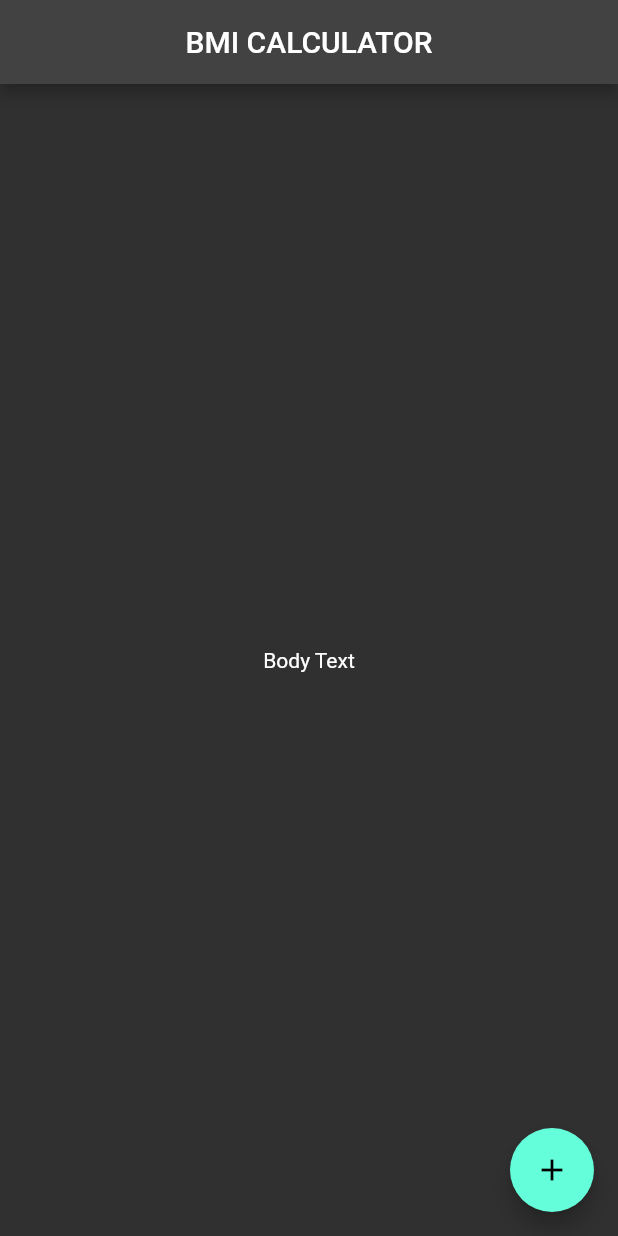
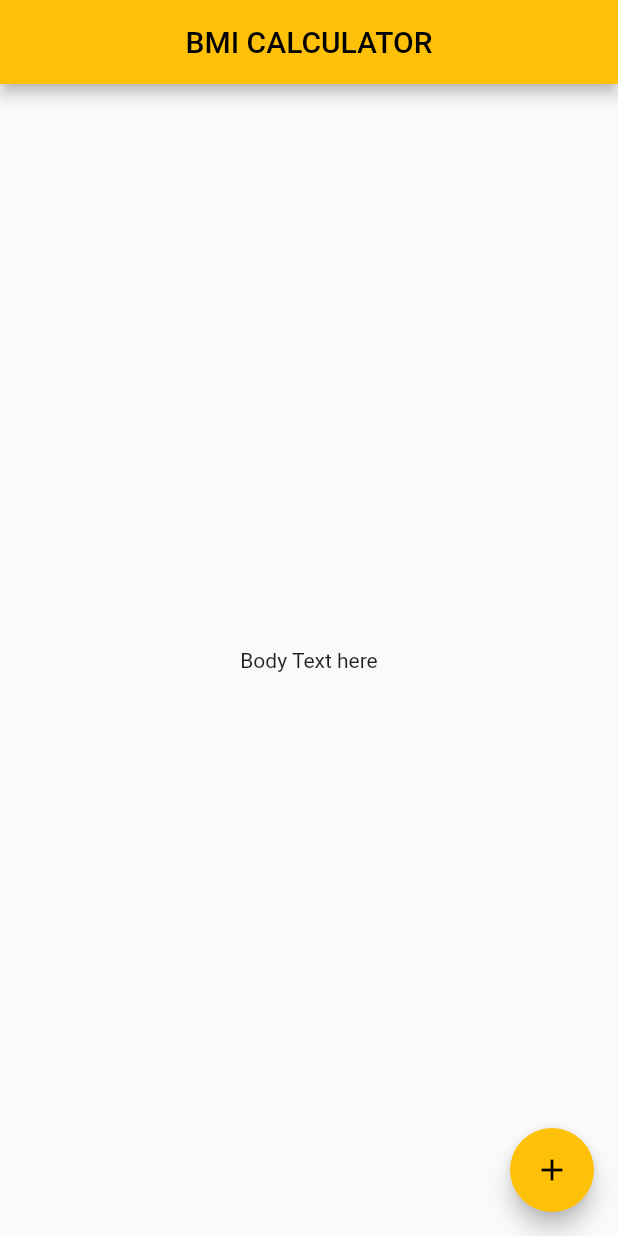
Before and after one commit to csk111165/BMICalculator, a Flutter app: the screen it shows after launch, on a phone screen of 412 x 824 dp. Run offline on Flutter 3.47's test engine with Material 2 defaults, Android fonts, the phone set to English and light mode, and no system bars.

Commit message:
adding primarySwatch as it primaryColor is depricated

```diff
--- a/bmi_calculator/lib/main.dart
+++ b/bmi_calculator/lib/main.dart
@@ -7,7 +7,11 @@ class BMICalculator extends StatelessWidget {
   Widget build(BuildContext context) {
     return MaterialApp(
       home: InputPage(),
-      theme: ThemeData.dark(),
+      theme: ThemeData(
+        primarySwatch: Colors.amber,
+
+      ),
+
     );
   }
 }
@@ -25,7 +29,7 @@ class _InputPageState extends State<InputPage> {
         title: Center(child: Text('BMI CALCULATOR')),
       ),
       body: Center(
-        child: Text('Body Text'),
+        child: Text('Body Text here'),
       ),
       floatingActionButton: FloatingActionButton(
         child: Icon(Icons.add),
```
